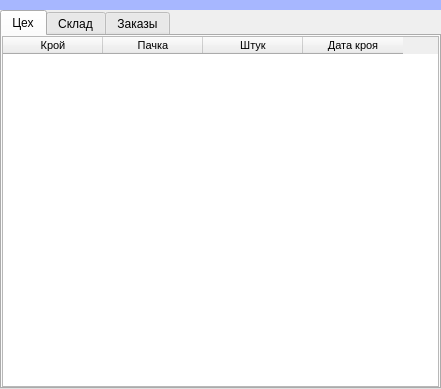
The window that ui/warehouse_product_info.ui (Meller008/CRM-Avi) describes before a commit, drawn with Qt 5.
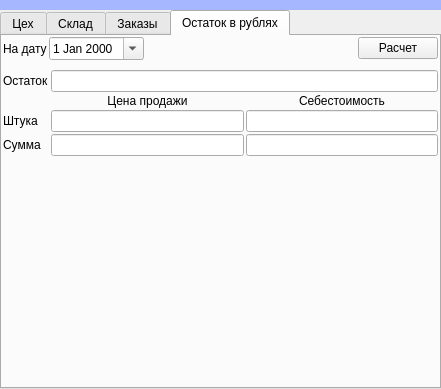
The same window after the commit. The open tabs and pages were chosen to show the change.

Commit message: Работа - расчет склада на дату!

Patch:
```diff
--- a/ui/warehouse_product_info.ui
+++ b/ui/warehouse_product_info.ui
@@ -299,6 +299,171 @@
        </item>
       </layout>
      </widget>
+     <widget class="QWidget" name="tab_4">
+      <attribute name="title">
+       <string>Остаток в рублях</string>
+      </attribute>
+      <layout class="QGridLayout" name="gridLayout_5">
+       <property name="leftMargin">
+        <number>1</number>
+       </property>
+       <property name="topMargin">
+        <number>1</number>
+       </property>
+       <property name="rightMargin">
+        <number>1</number>
+       </property>
+       <property name="bottomMargin">
+        <number>1</number>
+       </property>
+       <property name="horizontalSpacing">
+        <number>1</number>
+       </property>
+       <property name="verticalSpacing">
+        <number>10</number>
+       </property>
+       <item row="1" column="0">
+        <layout class="QGridLayout" name="gridLayout_6">
+         <property name="spacing">
+          <number>2</number>
+         </property>
+         <item row="1" column="1">
+          <widget class="QLabel" name="label_8">
+           <property name="text">
+            <string>Цена продажи</string>
+           </property>
+           <property name="alignment">
+            <set>Qt::AlignCenter</set>
+           </property>
+          </widget>
+         </item>
+         <item row="2" column="0">
+          <widget class="QLabel" name="label_9">
+           <property name="text">
+            <string>Штука</string>
+           </property>
+          </widget>
+         </item>
+         <item row="3" column="0">
+          <widget class="QLabel" name="label_6">
+           <property name="text">
+            <string>Сумма</string>
+           </property>
+          </widget>
+         </item>
+         <item row="3" column="2">
+          <widget class="QLineEdit" name="le_sebest_many">
+           <property name="readOnly">
+            <bool>true</bool>
+           </property>
+          </widget>
+         </item>
+         <item row="3" column="1">
+          <widget class="QLineEdit" name="le_price_many">
+           <property name="readOnly">
+            <bool>true</bool>
+           </property>
+          </widget>
+         </item>
+         <item row="2" column="1">
+          <widget class="QLineEdit" name="le_price_one">
+           <property name="readOnly">
+            <bool>true</bool>
+           </property>
+          </widget>
+         </item>
+         <item row="1" column="2">
+          <widget class="QLabel" name="label_7">
+           <property name="text">
+            <string>Себестоимость</string>
+           </property>
+           <property name="alignment">
+            <set>Qt::AlignCenter</set>
+           </property>
+          </widget>
+         </item>
+         <item row="2" column="2">
+          <widget class="QLineEdit" name="le_sebest_one">
+           <property name="inputMethodHints">
+            <set>Qt::ImhNone</set>
+           </property>
+           <property name="readOnly">
+            <bool>true</bool>
+           </property>
+          </widget>
+         </item>
+         <item row="0" column="1" colspan="2">
+          <widget class="QLineEdit" name="le_warehouse_date">
+           <property name="readOnly">
+            <bool>true</bool>
+           </property>
+          </widget>
+         </item>
+         <item row="0" column="0">
+          <widget class="QLabel" name="label_4">
+           <property name="text">
+            <string>Остаток</string>
+           </property>
+          </widget>
+         </item>
+        </layout>
+       </item>
+       <item row="2" column="0">
+        <spacer name="verticalSpacer">
+         <property name="orientation">
+          <enum>Qt::Vertical</enum>
+         </property>
+         <property name="sizeHint" stdset="0">
+          <size>
+           <width>20</width>
+           <height>40</height>
+          </size>
+         </property>
+        </spacer>
+       </item>
+       <item row="0" column="0">
+        <layout class="QHBoxLayout" name="horizontalLayout">
+         <property name="spacing">
+          <number>2</number>
+         </property>
+         <item>
+          <widget class="QLabel" name="label_3">
+           <property name="text">
+            <string>На дату</string>
+           </property>
+          </widget>
+         </item>
+         <item>
+          <widget class="QDateEdit" name="de_date_to">
+           <property name="calendarPopup">
+            <bool>true</bool>
+           </property>
+          </widget>
+         </item>
+         <item>
+          <spacer name="horizontalSpacer_3">
+           <property name="orientation">
+            <enum>Qt::Horizontal</enum>
+           </property>
+           <property name="sizeHint" stdset="0">
+            <size>
+             <width>40</width>
+             <height>20</height>
+            </size>
+           </property>
+          </spacer>
+         </item>
+         <item>
+          <widget class="QPushButton" name="pushButton">
+           <property name="text">
+            <string>Расчет</string>
+           </property>
+          </widget>
+         </item>
+        </layout>
+       </item>
+      </layout>
+     </widget>
     </widget>
    </item>
    <item row="0" column="0">
```
Left out of the diff: 21 changed lines with no effect on the pictures. The commit also changes 1 other file.
